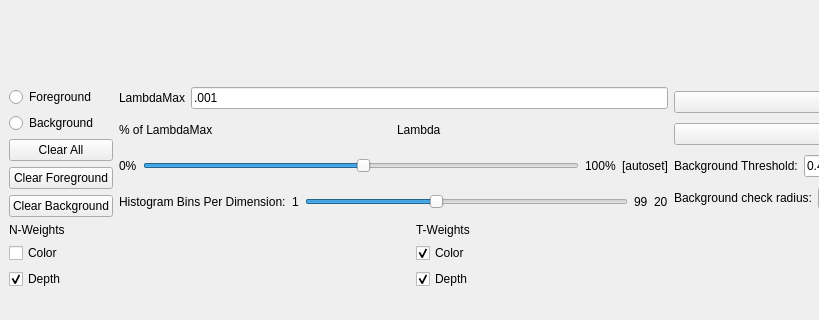
Qt form LidarSegmentationWidget.ui (daviddoria/InteractiveLidarSegmentation) before a commit; both pictures show x 0 to 819 and y 580 to 900 of the 1232 by 900 pixel window.
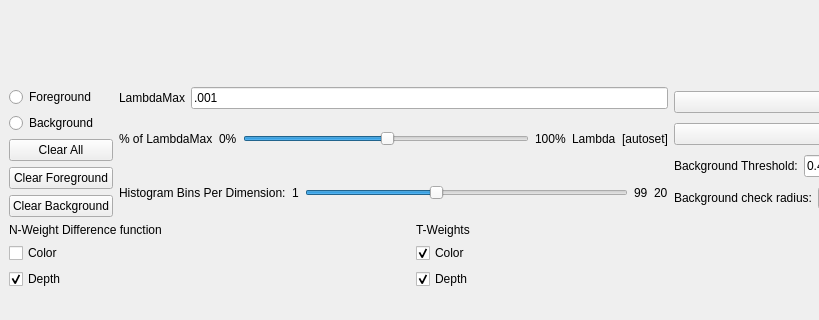
The same form after that commit. Custom widgets are drawn as their Qt base class.

Diff of the .ui file:
```diff
--- a/LidarSegmentationWidget.ui
+++ b/LidarSegmentationWidget.ui
@@ -120,7 +120,7 @@
            </layout>
           </item>
           <item>
-           <layout class="QHBoxLayout" name="horizontalLayout_4">
+           <layout class="QHBoxLayout" name="horizontalLayout_5">
             <item>
              <widget class="QLabel" name="label">
               <property name="text">
@@ -129,17 +129,6 @@
              </widget>
             </item>
             <item>
-             <widget class="QLabel" name="label_4">
-              <property name="text">
-               <string>Lambda</string>
-              </property>
-             </widget>
-            </item>
-           </layout>
-          </item>
-          <item>
-           <layout class="QHBoxLayout" name="horizontalLayout_5">
-            <item>
              <widget class="QLabel" name="label_5">
               <property name="text">
                <string>0%</string>
@@ -166,6 +155,13 @@
               </property>
              </widget>
             </item>
+            <item>
+             <widget class="QLabel" name="label_4">
+              <property name="text">
+               <string>Lambda</string>
+              </property>
+             </widget>
+            </item>
             <item>
              <widget class="QLabel" name="lblLambda">
               <property name="toolTip">
@@ -291,7 +287,7 @@
           <item>
            <widget class="QLabel" name="label_12">
             <property name="text">
-             <string>N-Weights</string>
+             <string>N-Weight Difference function</string>
             </property>
            </widget>
           </item>
```
Left out of the diff: 2 changed lines with no effect on the pictures.
